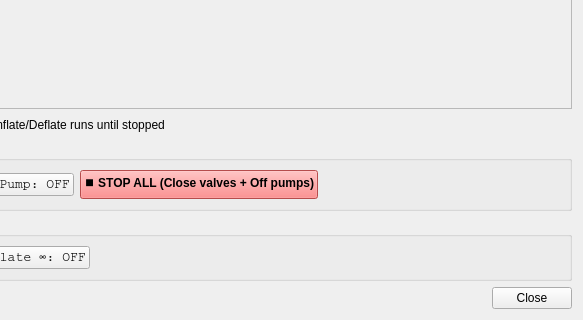
Above: src/gui/ui/test_actuators_dialog.ui from techandpeople/SoftEdIBO before the change; both pictures show x 237 to 820 and y 320 to 640 of the 820 by 640 pixel window. Below: the same form after it.
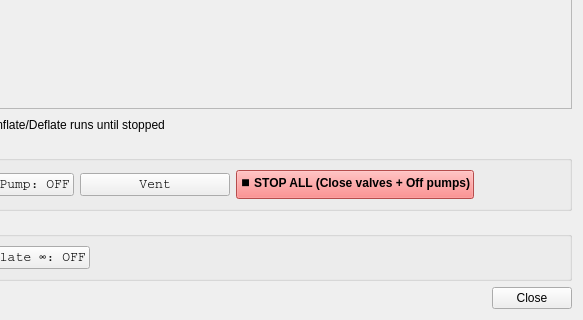
That is the form after the change.

```diff
--- a/src/gui/ui/test_actuators_dialog.ui
+++ b/src/gui/ui/test_actuators_dialog.ui
@@ -69,7 +69,17 @@
             <property name="maximumSize"><size><width>160</width><height>16777215</height></size></property>
             <property name="styleSheet"><string notr="true">font-family: Courier; font-size: 10pt;</string></property>
             <property name="text"><string>Deflate Pump: OFF</string></property>
-            <property name="whatsThis"><string>Toggle the deflate pump on/off directly (bench test). The firmware auto-closes a manually driven pump after ~5 s unless the dialog keeps re-asserting it, so it stops on its own if the link drops.</string></property>
+            <property name="whatsThis"><string>Toggle the deflate pump on/off directly (bench test). The label flips on click, but the GREEN fill only appears when the node reports the pump ACTUALLY running (~2×/s) — so it lights up whoever runs it, including when you press a chamber's Deflate (the pump runs for the fill), not just this manual toggle. The firmware auto-closes a manually driven pump after ~5 s unless the dialog keeps re-asserting it, so it stops on its own if the link drops.</string></property>
+           </widget>
+          </item>
+          <item>
+           <widget class="QPushButton" name="vent_btn">
+            <property name="minimumSize"><size><width>150</width><height>0</height></size></property>
+            <property name="maximumSize"><size><width>150</width><height>16777215</height></size></property>
+            <property name="styleSheet"><string notr="true">font-family: Courier; font-size: 10pt;</string></property>
+            <property name="text"><string>Vent</string></property>
+            <property name="toolTip"><string>Vent every chamber to atmosphere (no pump), alternating deflate/inflate. Press again to close.</string></property>
+            <property name="whatsThis"><string>Bring every chamber to atmosphere with no pump. It ALTERNATES each chamber's deflate and inflate valve every ~2 s: with the pumps off, each manifold's path to atmosphere (through its own off pump) is one-way, so the deflate side lets an inflated chamber bleed OUT and the inflate side lets a vacuumed one draw air IN — and this board only allows one side open at a time, hence the alternation. No pump runs, so nothing is pressurised. Press again to close (both sides), or use STOP ALL / close the dialog. Use it to bring the skin to true rest before zeroing the sensors.</string></property>
            </widget>
           </item>
           <item>
```
Left out of the diff: 2 changed lines with no effect on the pictures.
